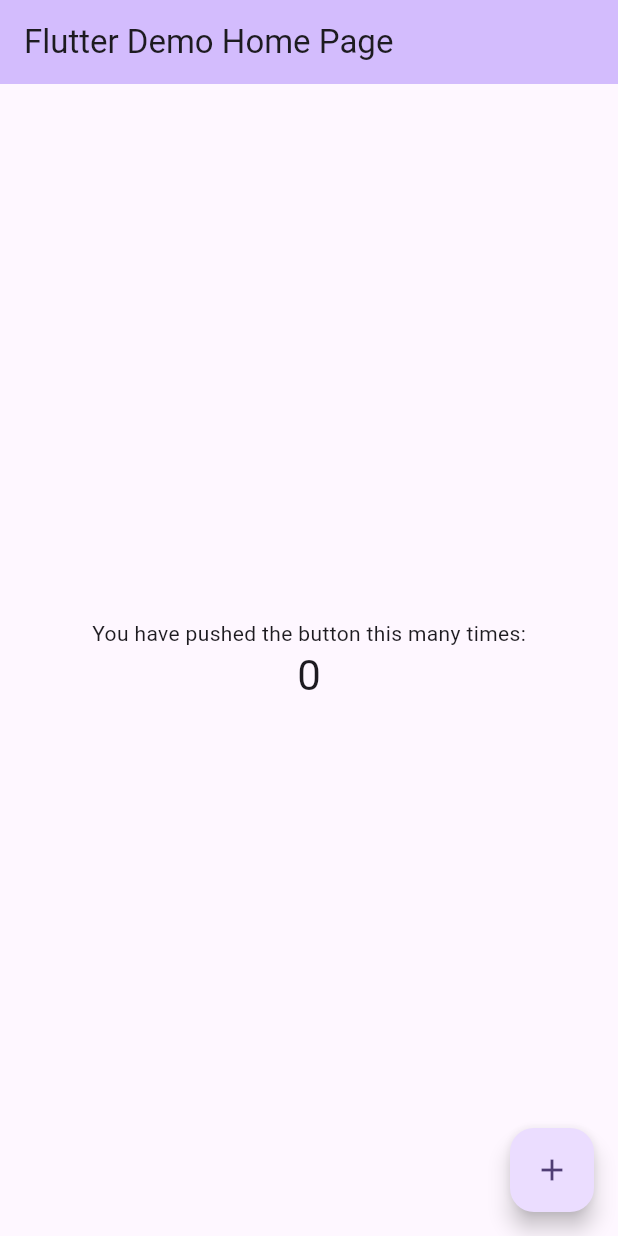
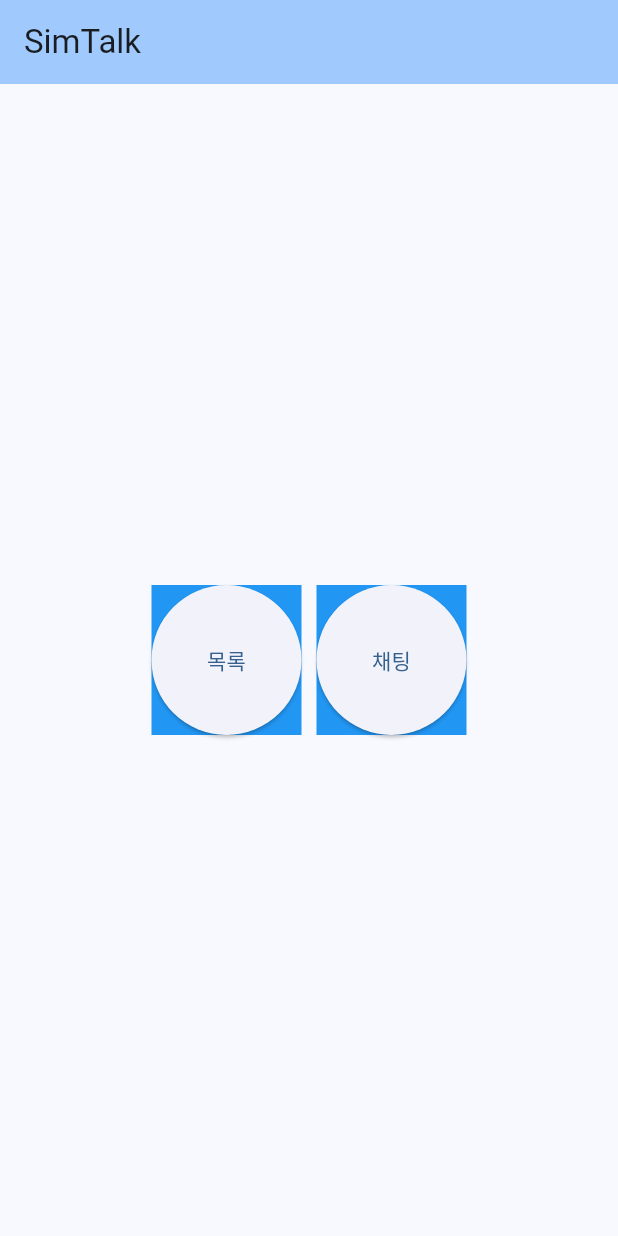
Before and after one commit to hu23-ai/SIMTOK, a Flutter app: the screen it shows after launch, on a phone screen of 412 x 824 dp. Run offline on Flutter 3.47's test engine with Material 3 defaults, Android fonts, the phone set to English and light mode, and no system bars.

Commit message:
chore: 초기 앱 구조 설정

```diff
--- a/lib/main.dart
+++ b/lib/main.dart
@@ -1,125 +1,22 @@
 import 'package:flutter/material.dart';
+import 'package:simtalk/page/home_page.dart';
 
-void main() {
-  runApp(const MyApp());
+void main(){
+  runApp(MyApp());
 }
 
 class MyApp extends StatelessWidget {
   const MyApp({super.key});
 
-  // This widget is the root of your application.
   @override
   Widget build(BuildContext context) {
     return MaterialApp(
-      title: 'Flutter Demo',
+      debugShowCheckedModeBanner: false,
+      title: 'SIMTALK',
       theme: ThemeData(
-        // This is the theme of your application.
-        //
-        // TRY THIS: Try running your application with "flutter run". You'll see
-        // the application has a purple toolbar. Then, without quitting the app,
-        // try changing the seedColor in the colorScheme below to Colors.green
-        // and then invoke "hot reload" (save your changes or press the "hot
-        // reload" button in a Flutter-supported IDE, or press "r" if you used
-        // the command line to start the app).
-        //
-        // Notice that the counter didn't reset back to zero; the application
-        // state is not lost during the reload. To reset the state, use hot
-        // restart instead.
-        //
-        // This works for code too, not just values: Most code changes can be
-        // tested with just a hot reload.
-        colorScheme: ColorScheme.fromSeed(seedColor: Colors.deepPurple),
-        useMaterial3: true,
+        primaryColor:Colors.blue,
       ),
-      home: const MyHomePage(title: 'Flutter Demo Home Page'),
+      home: HomeScreen(),
     );
   }
 }
-
-class MyHomePage extends StatefulWidget {
-  const MyHomePage({super.key, required this.title});
-
-  // This widget is the home page of your application. It is stateful, meaning
-  // that it has a State object (defined below) that contains fields that affect
-  // how it looks.
-
-  // This class is the configuration for the state. It holds the values (in this
-  // case the title) provided by the parent (in this case the App widget) and
-  // used by the build method of the State. Fields in a Widget subclass are
-  // always marked "final".
-
-  final String title;
-
-  @override
-  State<MyHomePage> createState() => _MyHomePageState();
-}
-
-class _MyHomePageState extends State<MyHomePage> {
-  int _counter = 0;
-
-  void _incrementCounter() {
-    setState(() {
-      // This call to setState tells the Flutter framework that something has
-      // changed in this State, which causes it to rerun the build method below
-      // so that the display can reflect the updated values. If we changed
-      // _counter without calling setState(), then the build method would not be
-      // called again, and so nothing would appear to happen.
-      _counter++;
-    });
-  }
-
-  @override
-  Widget build(BuildContext context) {
-    // This method is rerun every time setState is called, for instance as done
-    // by the _incrementCounter method above.
-    //
-    // The Flutter framework has been optimized to make rerunning build methods
-    // fast, so that you can just rebuild anything that needs updating rather
-    // than having to individually change instances of widgets.
-    return Scaffold(
-      appBar: AppBar(
-        // TRY THIS: Try changing the color here to a specific color (to
-        // Colors.amber, perhaps?) and trigger a hot reload to see the AppBar
-        // change color while the other colors stay the same.
-        backgroundColor: Theme.of(context).colorScheme.inversePrimary,
-        // Here we take the value from the MyHomePage object that was created by
-        // the App.build method, and use it to set our appbar title.
-        title: Text(widget.title),
-      ),
-      body: Center(
-        // Center is a layout widget. It takes a single child and positions it
-        // in the middle of the parent.
-        child: Column(
-          // Column is also a layout widget. It takes a list of children and
-          // arranges them vertically. By default, it sizes itself to fit its
-          // children horizontally, and tries to be as tall as its parent.
-          //
-          // Column has various properties to control how it sizes itself and
-          // how it positions its children. Here we use mainAxisAlignment to
-          // center the children vertically; the main axis here is the vertical
-          // axis because Columns are vertical (the cross axis would be
-          // horizontal).
-          //
-          // TRY THIS: Invoke "debug painting" (choose the "Toggle Debug Paint"
-          // action in the IDE, or press "p" in the console), to see the
-          // wireframe for each widget.
-          mainAxisAlignment: MainAxisAlignment.center,
-          children: <Widget>[
-            const Text(
-              'You have pushed the button this many times:',
-            ),
-            Text(
-              '$_counter',
-              style: Theme.of(context).textTheme.headlineMedium,
-            ),
-          ],
-        ),
-      ),
-      floatingActionButton: FloatingActionButton(
-        onPressed: _incrementCounter,
-        tooltip: 'Increment',
-        child: const Icon(Icons.add),
-      ), // This trailing comma makes auto-formatting nicer for build methods.
-    );
-  }
-}
--- /dev/null
+++ b/lib/page/home_page.dart
@@ -0,0 +1,75 @@
+import 'package:flutter/material.dart';
+import 'package:simtalk/page/historychat_page.dart';
+import 'chatting_page.dart';
+
+class HomeScreen extends StatelessWidget {
+  const HomeScreen({super.key});
+
+  // This widget is the root of your application.
+  @override
+  Widget build(BuildContext context) {
+    return MaterialApp(
+      title: 'Flutter Demo',
+      theme: ThemeData(
+        colorScheme: ColorScheme.fromSeed(seedColor: Colors.blue),
+        useMaterial3: true,
+      ),
+      home: const MyHomePage(title: 'SimTalk'),
+    );
+  }
+}
+
+class MyHomePage extends StatefulWidget {
+  const MyHomePage({super.key, required this.title});
+
+
+  final String title;
+
+  @override
+  State<MyHomePage> createState() => _MyHomePageState();
+}
+
+class _MyHomePageState extends State<MyHomePage> {
+  Widget build(BuildContext context) {
+    return Scaffold(
+      appBar: AppBar(
+        backgroundColor: Theme.of(context).colorScheme.inversePrimary,
+        title: Text(widget.title),
+      ),
+      body: Center(
+        child: Row(
+          mainAxisAlignment: MainAxisAlignment.center,
+          children: [
+            Container(
+              height: 100, width: 100,
+              decoration: BoxDecoration(
+                color: Colors.blue
+              ),
+              child: ElevatedButton(
+                child : Text('목록'),
+                onPressed: (){
+                  Navigator.push(context, MaterialPageRoute(builder: (context) => HistorychatPage()));
+                },
+              ),
+            ),
+            SizedBox(width: 10,),
+            Container(
+              height: 100, width: 100,
+              decoration: BoxDecoration(
+                  color: Colors.blue
+              ),
+              child: ElevatedButton(
+                  child : Text('채팅'),
+                  onPressed: (){
+                    Navigator.push(context, MaterialPageRoute(builder: (context) => ChattingPage()));
+                  },
+              ),
+            ),
+          ],
+
+        ),
+      ),
+
+    );
+  }
+}
```
Also changed, not shown: lib/page/chatting_page.dart (added, +26 -0 lines), lib/page/historychat_page.dart (added, +26 -0 lines), lib/page/login_page.dart (added).
